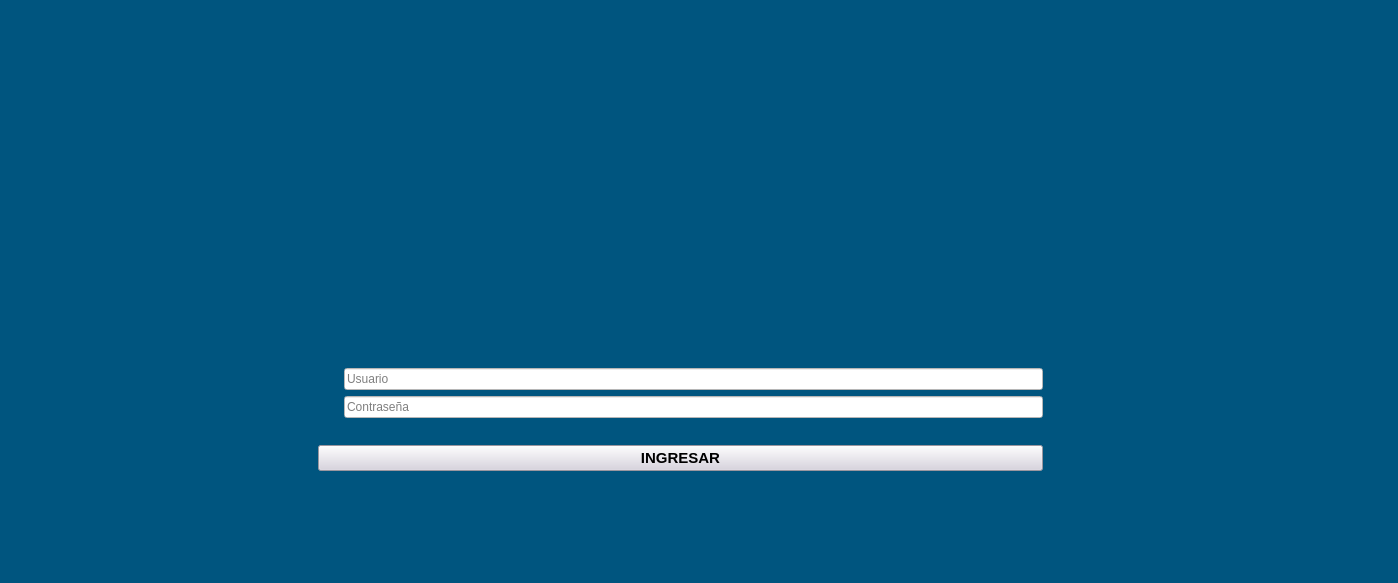
The window that untitled.ui (braschmontini/ProyectoFinal_ITSV_4-C) describes before a commit, drawn with Qt 5.
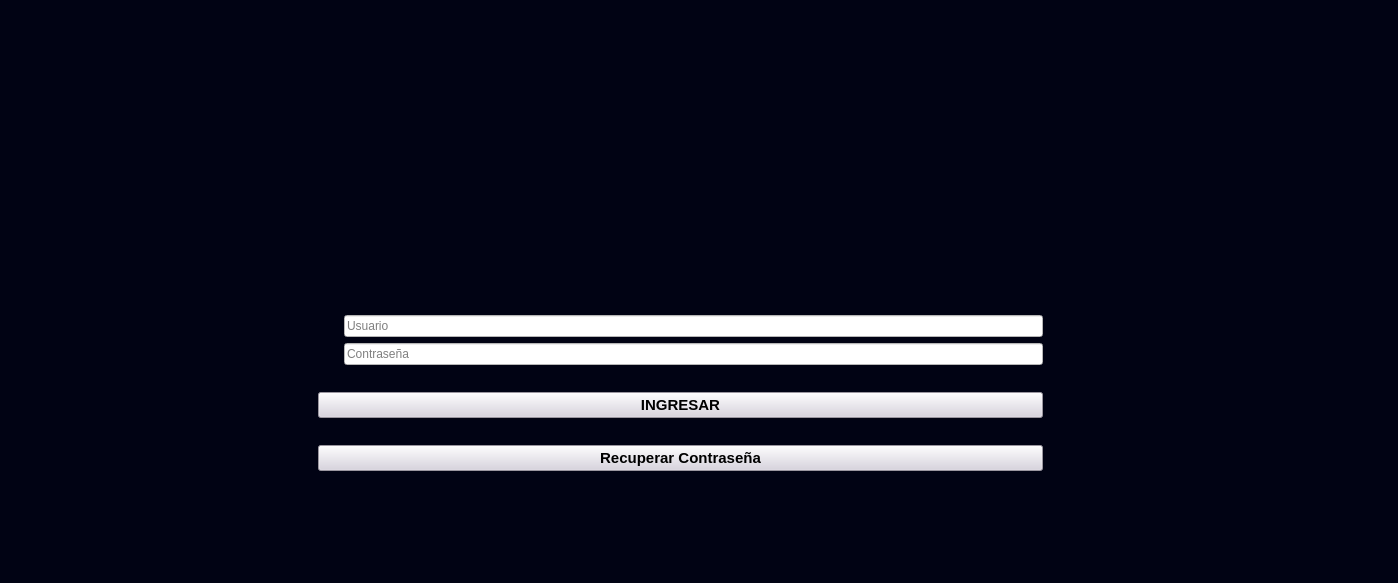
The same window after the commit. Icons and pictures are not drawn.

Commit message: Terminé interfaz de login con recuperación de contraseña

The edit to the form file:
```diff
--- a/untitled.ui
+++ b/untitled.ui
@@ -14,7 +14,7 @@
    <string>MainWindow</string>
   </property>
   <property name="styleSheet">
-   <string notr="true">background-color: rgb(0, 85, 127);</string>
+   <string notr="true">background-color: rgb(1, 3, 20);</string>
   </property>
   <widget class="QWidget" name="centralwidget">
    <widget class="QWidget" name="layoutWidget">
@@ -106,6 +106,36 @@
      </item>
      <item row="2" column="1" colspan="3">
       <layout class="QGridLayout" name="gridLayout_2">
+       <item row="8" column="0">
+        <widget class="QPushButton" name="pushButton">
+         <property name="maximumSize">
+          <size>
+           <width>16777215</width>
+           <height>16777215</height>
+          </size>
+         </property>
+         <property name="font">
+          <font>
+           <family>Arial</family>
+           <pointsize>11</pointsize>
+           <bold>true</bold>
+          </font>
+         </property>
+         <property name="styleSheet">
+          <string notr="true">background-color: rgb(215, 210, 223);</string>
+         </property>
+         <property name="text">
+          <string>Recuperar Contraseña</string>
+         </property>
+        </widget>
+       </item>
+       <item row="7" column="0">
+        <widget class="QLabel" name="label_4">
+         <property name="text">
+          <string/>
+         </property>
+        </widget>
+       </item>
        <item row="0" column="0">
         <layout class="QGridLayout" name="gridLayout">
          <item row="0" column="0">
@@ -186,7 +216,7 @@
          </item>
         </layout>
        </item>
-       <item row="2" column="0">
+       <item row="4" column="0">
         <widget class="QPushButton" name="loginButton">
          <property name="font">
           <font>
@@ -203,7 +233,7 @@
          </property>
         </widget>
        </item>
-       <item row="1" column="0">
+       <item row="3" column="0">
         <widget class="QLabel" name="label_5">
          <property name="maximumSize">
           <size>
@@ -212,7 +242,7 @@
           </size>
          </property>
          <property name="styleSheet">
-          <string notr="true">background-color: rgb(0, 85, 127);</string>
+          <string notr="true">background-color: rgb(1, 3, 20);</string>
          </property>
          <property name="text">
           <string/>
```
Left out of the diff: 91 changed lines with no effect on the pictures. The commit also changes 5 other files.
